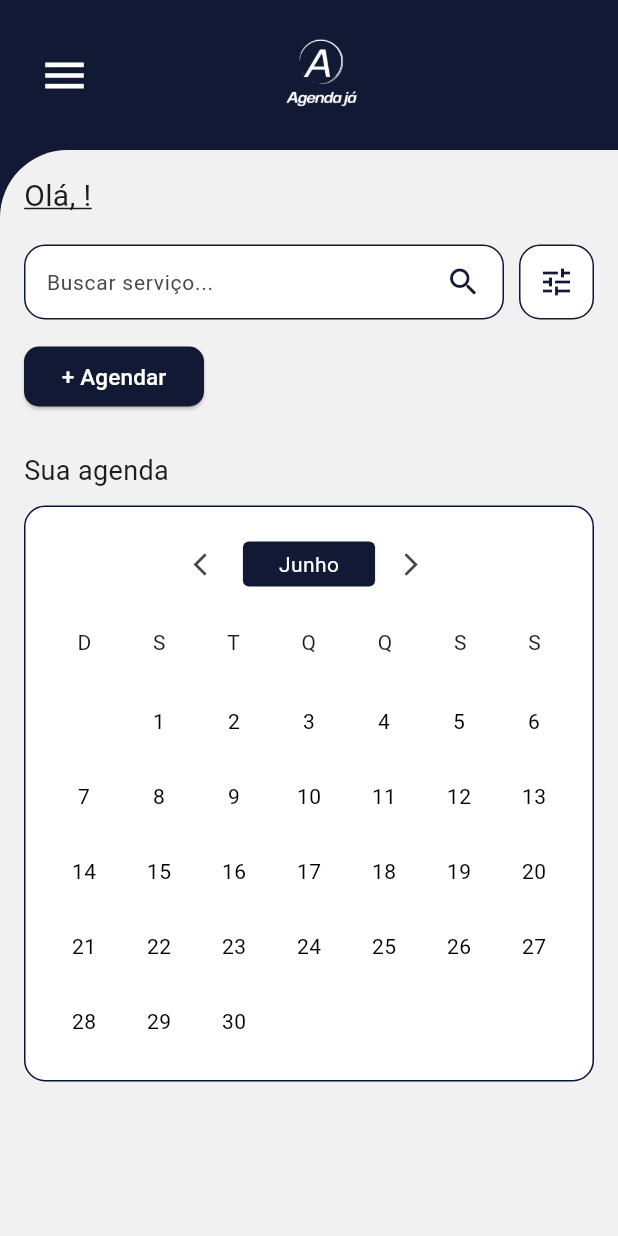
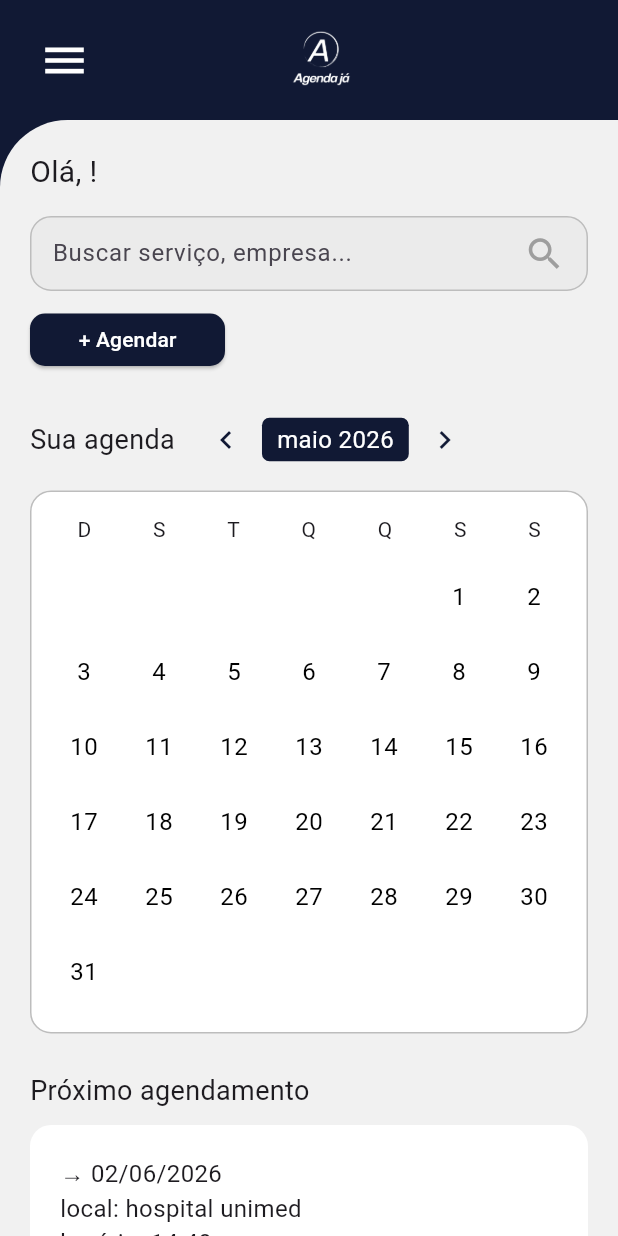
Before and after one commit to SamuVortmann/PI3-AgendaJa, a Flutter app: the HomeClientePage screen opened directly with empty values, on a phone screen of 412 x 824 dp. Run offline on Flutter 3.47's test engine with Material 3 defaults, Android fonts, the phone set to English and light mode, and no system bars.

Commit message:
ajustes finais

```diff
--- a/agenda-ja/lib/pages/dados_globais.dart
+++ b/agenda-ja/lib/pages/dados_globais.dart
@@ -1,4 +1,8 @@
 class DadosGlobais {
+  // Nome do usuário centralizado (Opcional, mas útil para o perfil)
+  static String nomeUsuario = 'Ana Beatriz da Silva';
+  static String telefoneUsuario = '(11) 98888-7777';
+
   // 1. Lista de empresas cadastradas (Para a tela de Agendar)
   static List<Map<String, String>> empresasCadastradas = [];
 
@@ -48,14 +52,14 @@ class DadosGlobais {
       'data': '28/05/2026',
       'local': 'Clinica vida - Concórdia',
       'horario': '15:30',
-      'status': 'Passado'
+      'status': 'Futuro' // Alterado para Futuro para aparecer no calendário de teste
     },
     {
       'id': '4',
       'data': '28/05/2026',
       'local': 'Salão Bela Vista - Irani',
       'horario': '18:00',
-      'status': 'Cancelado'
+      'status': 'Futuro' // Alterado para Futuro para aparecer no calendário de teste
     },
   ];
 
@@ -84,4 +88,14 @@ class DadosGlobais {
       meusAgendamentosCliente[index]['status'] = 'Cancelado';
     }
   }
+
+  // Função para remarcar um agendamento (Caso necessário em outras telas)
+  static void remarcarAgendamento(String id, String novaData, String novoHorario) {
+    int index = meusAgendamentosCliente.indexWhere((ag) => ag['id'] == id);
+    if (index != -1) {
+      meusAgendamentosCliente[index]['data'] = novaData;
+      meusAgendamentosCliente[index]['horario'] = novoHorario;
+      meusAgendamentosCliente[index]['status'] = 'Futuro';
+    }
+  }
 }
--- a/agenda-ja/lib/pages/homecliente.dart
+++ b/agenda-ja/lib/pages/homecliente.dart
@@ -1,6 +1,8 @@
 import 'package:flutter/material.dart';
 import 'menu.dart';
 import 'agendar.dart';
+import 'detalhes_agendamento.dart';
+import 'dados_globais.dart';
 
 class HomeClientePage extends StatefulWidget {
   final String nome;
@@ -19,8 +21,9 @@ class HomeClientePage extends StatefulWidget {
 class _HomeClientePageState extends State<HomeClientePage> {
   final GlobalKey<ScaffoldState> _scaffoldKey = GlobalKey<ScaffoldState>();
 
-  int mesAtual = DateTime.now().month - 1;
-  int? diaSelecionado; // Para marcar a bolinha azul
+  int mesExibido = 4; // Maio (Índice 4)
+  int anoExibido = 2026;
+  int? diaSelecionado;
   String filtroSelecionado = 'Todos';
 
   final List<String> meses = [
@@ -28,19 +31,36 @@ class _HomeClientePageState extends State<HomeClientePage> {
     'Julho', 'Agosto', 'Setembro', 'Outubro', 'Novembro', 'Dezembro',
   ];
 
-  final List<String> categoriasFiltro = ['Todos', 'Beleza', 'Saúde', 'Educação', 'Outros'];
-
-  // Exemplo de dias com compromisso (para teste)
-  final List<int> diasComCompromisso = [10, 27];
-
-  int diasDoMes() {
-    DateTime data = DateTime(2026, mesAtual + 2, 0);
-    return data.day;
+  // Função para obter o dia da semana em que o mês começa (0 = Segunda, 6 = Domingo)
+  // Para simplificar o protótipo, vamos usar uma lógica baseada em Maio/2026 começando na Sexta (índice 4 no Grid)
+  int getOffsetMes(int mes, int ano) {
+    // Maio/2026 começa na Sexta (índice 4 se considerarmos D=0, S=1, T=2, Q=3, Q=4, S=5, S=6)
+    // No GridView com 7 colunas:
+    // Maio: Começa na Sexta (index 5 no grid se D=0)
+    if (mes == 4) return 5; // Maio
+    if (mes == 5) return 1; // Junho (Maio tem 31 dias, 31+5 = 36. 36%7 = 1)
+    if (mes == 6) return 3; // Julho
+    return 0;
   }
 
-  int primeiroDiaMes() {
-    DateTime data = DateTime(2026, mesAtual + 1, 1);
-    return data.weekday % 7;
+  int getDiasNoMes(int mes, int ano) {
+    if (mes == 1) return (ano % 4 == 0) ? 29 : 28; // Fevereiro
+    if ([3, 5, 8, 10].contains(mes)) return 30; // Abril, Junho, Setembro, Novembro
+    return 31;
+  }
+
+  void mudarMes(int direcao) {
+    setState(() {
+      diaSelecionado = null; // Limpa seleção ao mudar de mês
+      mesExibido += direcao;
+      if (mesExibido > 11) {
+        mesExibido = 0;
+        anoExibido++;
+      } else if (mesExibido < 0) {
+        mesExibido = 11;
+        anoExibido--;
+      }
+    });
   }
 
   @override
@@ -49,18 +69,15 @@ class _HomeClientePageState extends State<HomeClientePage> {
       key: _scaffoldKey,
       backgroundColor: const Color(0xFF111934),
       drawer: MenuCliente(nome: widget.nome, telefone: widget.telefone),
-      body: SafeArea(
-        child: LayoutBuilder(
-          builder: (context, constraints) {
-            return SingleChildScrollView(
-              child: ConstrainedBox(
-                constraints: BoxConstraints(minHeight: constraints.maxHeight),
+      body: GestureDetector(
+        onTap: () => setState(() => diaSelecionado = null),
+        child: SafeArea(
           child: Column(
             children: [
               // NAVBAR
               Container(
                 width: double.infinity,
-                      height: 100,
+                height: 80,
                 padding: const EdgeInsets.symmetric(horizontal: 18),
                 color: const Color(0xFF111934),
                 child: Row(
@@ -81,131 +98,200 @@ class _HomeClientePageState extends State<HomeClientePage> {
               ),
 
               // CONTEÚDO
-                    Container(
+              Expanded(
+                child: Container(
                   width: double.infinity,
-                      constraints: BoxConstraints(minHeight: constraints.maxHeight - 100),
                   decoration: const BoxDecoration(
                     color: Color(0xFFF1F1F1),
                     borderRadius: BorderRadius.only(topLeft: Radius.circular(45)),
                   ),
-                      child: Padding(
-                        padding: const EdgeInsets.all(16),
+                  child: SingleChildScrollView(
+                    padding: const EdgeInsets.all(20),
                     child: Column(
                       crossAxisAlignment: CrossAxisAlignment.start,
                       children: [
-                            Text('Olá, ${widget.nome}!', style: const TextStyle(fontSize: 20, decoration: TextDecoration.underline)),
-                            const SizedBox(height: 18),
+                        Text('Olá, ${widget.nome}!', style: const TextStyle(fontSize: 20)),
+                        const SizedBox(height: 15),
 
-                            // PESQUISA COM FILTRO
-                            Row(
-                              children: [
-                                Expanded(
-                                  child: Container(
+                        // PESQUISA
+                        Container(
                           height: 50,
                           padding: const EdgeInsets.symmetric(horizontal: 14),
                           decoration: BoxDecoration(
-                                      color: Colors.white,
-                                      border: Border.all(color: const Color(0xFF111934)),
+                            color: const Color(0xFFEBEBEB),
                             borderRadius: BorderRadius.circular(14),
+                            border: Border.all(color: Colors.grey.shade400),
                           ),
-                                    child: const Row(
+                          child: Row(
                             children: [
-                                        Expanded(child: TextField(decoration: InputDecoration(hintText: 'Buscar serviço...', border: InputBorder.none, hintStyle: TextStyle(fontSize: 14)))),
-                                        Icon(Icons.search, color: Color(0xFF111934)),
+                              Expanded(child: TextField(onTap: () => setState(() => diaSelecionado = null), decoration: const InputDecoration(hintText: 'Buscar serviço, empresa...', border: InputBorder.none, hintStyle: TextStyle(fontSize: 16)))),
+                              const Icon(Icons.search, color: Colors.grey, size: 28),
                             ],
                           ),
                         ),
+
+                        const SizedBox(height: 15),
+                        SizedBox(
+                          width: 130, height: 35,
+                          child: ElevatedButton(
+                            onPressed: () {
+                              Navigator.push(
+                                context,
+                                MaterialPageRoute(
+                                  builder: (ctx) => AgendarPage(nomeEmpresa: widget.nome)
+                                )
+                              );
+                            },
+                            style: ElevatedButton.styleFrom(backgroundColor: const Color(0xFF111934), shape: RoundedRectangleBorder(borderRadius: BorderRadius.circular(10))),
+                            child: const Text('+ Agendar', style: TextStyle(color: Colors.white, fontSize: 14)),
                           ),
+                        ),
+
+                        const SizedBox(height: 25),
+                        Row(
+                          children: [
+                            const Text('Sua agenda', style: TextStyle(fontSize: 18)),
                             const SizedBox(width: 10),
+                            // NAVEGAÇÃO DE MÊS
+                            Row(
+                              children: [
+                                IconButton(
+                                  padding: EdgeInsets.zero,
+                                  constraints: const BoxConstraints(),
+                                  icon: const Icon(Icons.chevron_left, color: Color(0xFF111934)),
+                                  onPressed: () => mudarMes(-1),
+                                ),
                                 Container(
-                                  height: 50, width: 50,
-                                  decoration: BoxDecoration(color: Colors.white, border: Border.all(color: const Color(0xFF111934)), borderRadius: BorderRadius.circular(14)),
-                                  child: PopupMenuButton<String>(
-                                    icon: const Icon(Icons.tune, color: Color(0xFF111934)),
-                                    onSelected: (val) => setState(() => filtroSelecionado = val),
-                                    itemBuilder: (ctx) => categoriasFiltro.map((cat) => PopupMenuItem(value: cat, child: Text(cat))).toList(),
+                                  padding: const EdgeInsets.symmetric(horizontal: 10, vertical: 3),
+                                  decoration: BoxDecoration(color: const Color(0xFF111934), borderRadius: BorderRadius.circular(5)),
+                                  child: Text('${meses[mesExibido].toLowerCase()} $anoExibido', style: const TextStyle(color: Colors.white, fontSize: 16)),
                                 ),
+                                IconButton(
+                                  padding: EdgeInsets.zero,
+                                  constraints: const BoxConstraints(),
+                                  icon: const Icon(Icons.chevron_right, color: Color(0xFF111934)),
+                                  onPressed: () => mudarMes(1),
                                 ),
                               ],
                             ),
-
-                            const SizedBox(height: 18),
-                            SizedBox(
-                              width: 120, height: 40,
-                              child: ElevatedButton(
-                                onPressed: () => Navigator.push(context, MaterialPageRoute(builder: (ctx) => AgendarPage(nomeEmpresa: widget.nome))),
-                                style: ElevatedButton.styleFrom(backgroundColor: const Color(0xFF111934), shape: RoundedRectangleBorder(borderRadius: BorderRadius.circular(10))),
-                                child: const Text('+ Agendar', style: TextStyle(color: Colors.white, fontSize: 15)),
+                          ],
                         ),
-                            ),
-                            const SizedBox(height: 30),
-
-                            const Text('Sua agenda', style: TextStyle(fontSize: 18)),
                         const SizedBox(height: 10),
 
                         // CALENDÁRIO
-                            Container(
+                        GestureDetector(
+                          onTap: () {},
+                          child: Container(
                             width: double.infinity,
-                              padding: const EdgeInsets.all(14),
-                              decoration: BoxDecoration(color: Colors.white, border: Border.all(color: const Color(0xFF06153D)), borderRadius: BorderRadius.circular(14)),
+                            padding: const EdgeInsets.symmetric(vertical: 15, horizontal: 10),
+                            decoration: BoxDecoration(
+                              color: Colors.white,
+                              border: Border.all(color: Colors.grey.shade400),
+                              borderRadius: BorderRadius.circular(14)
+                            ),
                             child: Column(
                               children: [
-                                  Row(
-                                    mainAxisAlignment: MainAxisAlignment.center,
-                                    children: [
-                                      IconButton(onPressed: () => setState(() { if (mesAtual > 0) mesAtual--; }), icon: const Icon(Icons.arrow_back_ios, size: 18)),
-                                      Container(
-                                        padding: const EdgeInsets.symmetric(horizontal: 24, vertical: 5),
-                                        decoration: BoxDecoration(color: const Color(0xFF111934), borderRadius: BorderRadius.circular(4)),
-                                        child: Text(meses[mesAtual], style: const TextStyle(color: Colors.white)),
-                                      ),
-                                      IconButton(onPressed: () => setState(() { if (mesAtual < 11) mesAtual++; }), icon: const Icon(Icons.arrow_forward_ios, size: 18)),
-                                    ],
-                                  ),
-                                  const SizedBox(height: 18),
                                 Row(mainAxisAlignment: MainAxisAlignment.spaceAround, children: const [Text('D'), Text('S'), Text('T'), Text('Q'), Text('Q'), Text('S'), Text('S')]),
-                                  const SizedBox(height: 18),
+                                const SizedBox(height: 10),
                                 GridView.builder(
                                   shrinkWrap: true,
                                   physics: const NeverScrollableScrollPhysics(),
-                                    itemCount: diasDoMes() + primeiroDiaMes(),
+                                  itemCount: 42, // Aumentado para cobrir todos os meses
                                   gridDelegate: const SliverGridDelegateWithFixedCrossAxisCount(crossAxisCount: 7),
                                   itemBuilder: (context, index) {
-                                      int dia = index - primeiroDiaMes() + 1;
-                                      if (index < primeiroDiaMes()) return const SizedBox();
+                                    int offset = getOffsetMes(mesExibido, anoExibido);
+                                    int dia = index - offset + 1;
+                                    int diasNoMes = getDiasNoMes(mesExibido, anoExibido);
+
+                                    if (dia < 1 || dia > diasNoMes) return const SizedBox();
 
                                     bool isSelecionado = diaSelecionado == dia;
 
                                     return GestureDetector(
-                                        onTap: () => setState(() => diaSelecionado = dia),
+                                      onTap: () {
+                                        setState(() {
+                                          diaSelecionado = (diaSelecionado == dia) ? null : dia;
+                                        });
+                                      },
+                                      child: Center(
                                         child: Container(
+                                          width: 35, height: 35,
                                           alignment: Alignment.center,
                                           decoration: BoxDecoration(
                                             color: isSelecionado ? const Color(0xFF111934) : Colors.transparent,
                                             shape: BoxShape.circle,
                                           ),
-                                          child: Text(
-                                            '$dia',
-                                            style: TextStyle(
-                                              color: isSelecionado ? Colors.white : Colors.black,
-                                              fontWeight: isSelecionado ? FontWeight.bold : FontWeight.normal,
-                                            ),
+                                          child: Text('$dia', style: TextStyle(color: isSelecionado ? Colors.white : Colors.black, fontSize: 16)),
                                         ),
                                       ),
                                     );
                                   },
                                 ),
+
+                                if (diaSelecionado != null)
+                                  Padding(
+                                    padding: const EdgeInsets.only(top: 10),
+                                    child: _buildCompromissosBox(),
+                                  ),
                               ],
                             ),
                           ),
+                        ),
 
-                            const SizedBox(height: 20),
+                        const SizedBox(height: 25),
 
-                            // CAIXA DE COMPROMISSOS (DINÂMICA)
-                            if (diaSelecionado != null)
+                        const Text('Próximo agendamento', style: TextStyle(fontSize: 18)),
+                        const SizedBox(height: 10),
                         Container(
                           width: double.infinity,
                           padding: const EdgeInsets.all(20),
+                          decoration: BoxDecoration(color: Colors.white, borderRadius: BorderRadius.circular(14)),
+                          child: Column(
+                            crossAxisAlignment: CrossAxisAlignment.start,
+                            children: [
+                              const Text('→ 02/06/2026', style: TextStyle(fontSize: 16)),
+                              const Text('local: hospital unimed', style: TextStyle(fontSize: 16)),
+                              const Text('horário: 14:40', style: TextStyle(fontSize: 16)),
+                              Align(
+                                alignment: Alignment.bottomRight,
+                                child: GestureDetector(
+                                  onTap: () => Navigator.push(context, MaterialPageRoute(builder: (ctx) => const DetalhesAgendamentoPage())),
+                                  child: const Text('Detalhes', style: TextStyle(color: Colors.grey, fontStyle: FontStyle.italic, decoration: TextDecoration.underline)),
+                                ),
+                              ),
+                            ],
+                          ),
+                        ),
+                      ],
+                    ),
+                  ),
+                ),
+              ),
+            ],
+          ),
+        ),
+      ),
+    );
+  }
+
+  Widget _buildCompromissosBox() {
+    final List<Map<String, dynamic>> compromissosDoDia = DadosGlobais.meusAgendamentosCliente.where((agendamento) {
+      final String dataAgendamento = agendamento['data']!;
+      final List<String> partesData = dataAgendamento.split('/');
+      if (partesData.length == 3) {
+        final String diaAgendamento = partesData[0];
+        final String mesAgendamento = partesData[1];
+        final String anoAgendamento = partesData[2];
+        return diaAgendamento == diaSelecionado!.toString().padLeft(2, '0') &&
+               mesAgendamento == (mesExibido + 1).toString().padLeft(2, '0') &&
+               anoAgendamento == anoExibido.toString();
+      }
+      return false;
+    }).toList();
+
+    return Container(
+      width: double.infinity,
+      padding: const EdgeInsets.all(15),
       decoration: BoxDecoration(
         color: const Color(0xFF111934),
         borderRadius: BorderRadius.circular(14),
@@ -213,29 +299,42 @@ class _HomeClientePageState extends State<HomeClientePage> {
       child: Column(
         crossAxisAlignment: CrossAxisAlignment.start,
         children: [
-                                    Text(
-                                      'Compromissos do dia $diaSelecionado/${mesAtual + 1}:',
-                                      style: const TextStyle(color: Colors.white, fontWeight: FontWeight.bold),
-                                    ),
+          const Text('Compromissos:', style: TextStyle(color: Colors.white, fontSize: 16)),
           const SizedBox(height: 10),
-                                    if (diasComCompromisso.contains(diaSelecionado))
-                                      const Text('• 14:30 - Prado Concept\n• 16:00 - Clínica Vida', style: TextStyle(color: Colors.white))
+          if (compromissosDoDia.isEmpty)
+            const Text(
+              'Sem compromissos para este dia.',
+              style: TextStyle(color: Colors.white70, fontSize: 14),
+            )
           else
-                                      const Text('Sem compromissos para este dia.', style: TextStyle(color: Colors.white70)),
-                                  ],
-                                ),
-                              ),
-                          ],
-                        ),
-                      ),
-                    ),
-                  ],
-                ),
+            ...compromissosDoDia.map((compromisso) {
+              return Padding(
+                padding: const EdgeInsets.only(bottom: 12.0),
+                child: _buildCompromissoItem(
+                  context,
+                  compromisso['horario']!,
+                  compromisso['local']!,
+                  '',
                 ),
               );
-          },
-        ),
+            }).toList(),
+        ],
       ),
     );
   }
+
+  Widget _buildCompromissoItem(BuildContext context, String hora, String local, String cidade) {
+    return Row(
+      mainAxisAlignment: MainAxisAlignment.spaceBetween,
+      children: [
+        Expanded(
+          child: Text('$hora - $local $cidade', style: const TextStyle(color: Colors.white, fontSize: 15), overflow: TextOverflow.ellipsis),
+        ),
+        GestureDetector(
+          onTap: () => Navigator.push(context, MaterialPageRoute(builder: (ctx) => const DetalhesAgendamentoPage())),
+          child: const Text('Detalhes', style: TextStyle(color: Colors.grey, fontSize: 13, fontStyle: FontStyle.italic, decoration: TextDecoration.underline)),
+        ),
+      ],
+    );
   }
+}
```
Also changed, not shown: agenda-ja/lib/pages/detalhes_agendamento.dart (+71 -32 lines), agenda-ja/pubspec.lock. Lines whose indentation alone changed are shown as unchanged.
